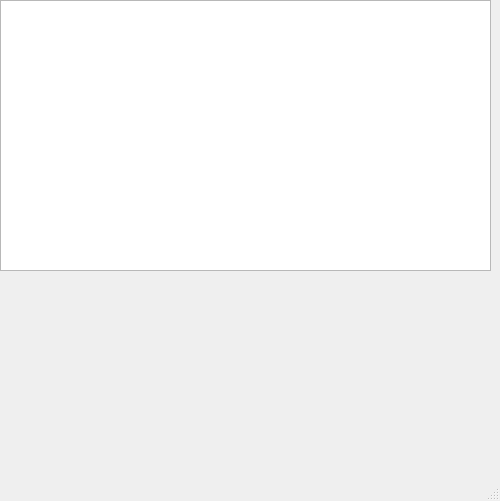
Qt form main.ui (Dismefront/third) before a commit.
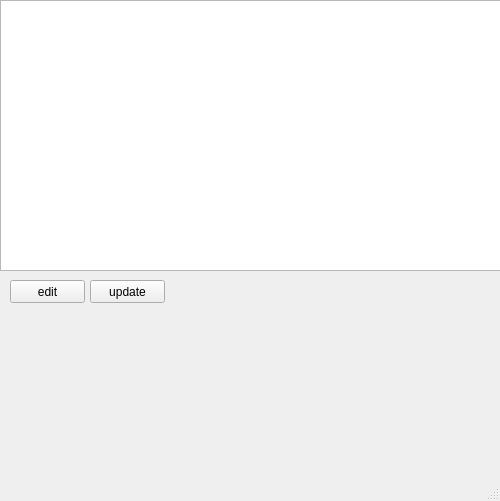
The same form after that commit.

Patch:
```diff
--- a/main.ui
+++ b/main.ui
@@ -19,11 +19,37 @@
      <rect>
       <x>0</x>
       <y>0</y>
-      <width>491</width>
+      <width>501</width>
       <height>271</height>
      </rect>
     </property>
    </widget>
+   <widget class="QPushButton" name="pushButton">
+    <property name="geometry">
+     <rect>
+      <x>10</x>
+      <y>280</y>
+      <width>75</width>
+      <height>23</height>
+     </rect>
+    </property>
+    <property name="text">
+     <string>edit</string>
+    </property>
+   </widget>
+   <widget class="QPushButton" name="pushButton_2">
+    <property name="geometry">
+     <rect>
+      <x>90</x>
+      <y>280</y>
+      <width>75</width>
+      <height>23</height>
+     </rect>
+    </property>
+    <property name="text">
+     <string>update</string>
+    </property>
+   </widget>
   </widget>
   <widget class="QMenuBar" name="menubar">
    <property name="geometry">
```
